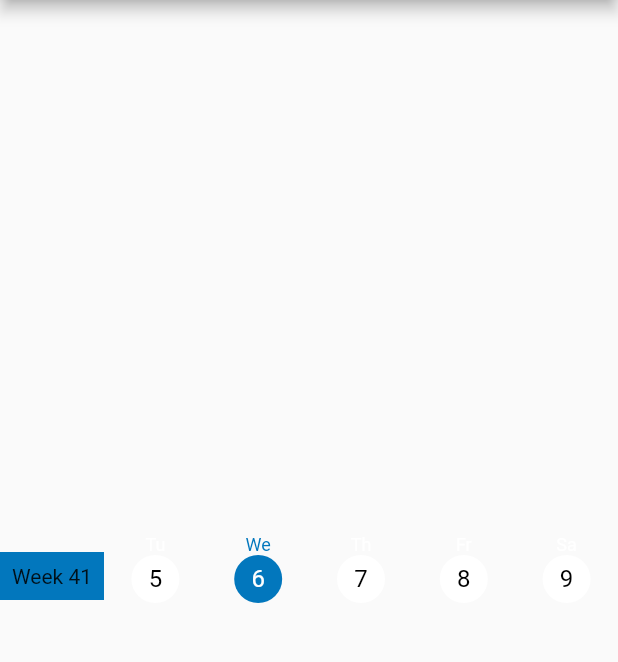
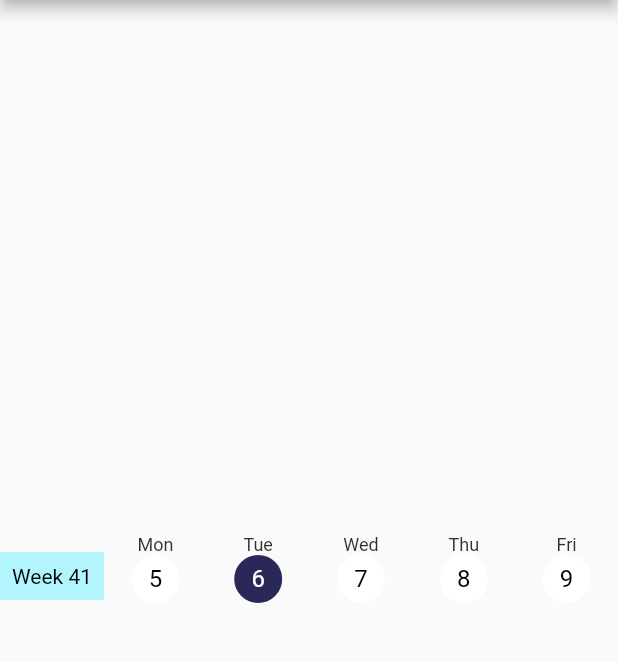
Before and after one commit to Magnuti/Weekly-Date-Picker, a Flutter app: the screen it shows after launch, on a phone screen of 412 x 824 dp, the part 84-746 px from its top. Run offline on Flutter 3.47's test engine with Material 2 defaults, Android fonts, the phone set to English and light mode, and no system bars.

```diff
--- a/example/lib/main.dart
+++ b/example/lib/main.dart
@@ -44,7 +44,7 @@ class _MyHomePageState extends State<MyHomePage> {
           children: <Widget>[
             WeekdayScroller(
               selectedDay: _selectedDay,
-              selectDay: (value) => setState(() {
+              changeDay: (value) => setState(() {
                 _selectedDay = value;
               }),
             ),
--- a/lib/weekday_scroller.dart
+++ b/lib/weekday_scroller.dart
@@ -7,27 +7,33 @@ class WeekdayScroller extends StatefulWidget {
   WeekdayScroller({
     Key key,
     @required this.selectedDay,
-    @required this.selectDay,
+    @required this.changeDay,
     this.weekdayText = 'Week',
-    this.weekdays = const ['Mo', 'Tu', 'We', 'Th', 'Fr', 'Sa', 'Su'],
+    this.weekdays = const ['Mon', 'Tue', 'Wed', 'Thu', 'Fri', 'Sat', 'Sun'],
     this.backgroundColor = const Color(0xFFFFFFFF),
-    this.selectedColor = const Color(0xFF0277BD),
+    this.selectedColor = const Color(0xFF2A2859),
     this.selectedTextColor = const Color(0xFFFFFFFF),
     this.textColor = const Color(0xFF000000),
-    this.weeknumberColor = const Color(0xFF0277BD),
-  })  : assert(selectDay != null),
-        assert(selectDay != null),
+    this.weekdayColor = const Color(0xFF303030),
+    this.weeknumberColor = const Color(0xFFB2F5FE),
+    this.weeknumberTextColor = const Color(0xFF000000),
+    this.daysInWeek = 5,
+  })  : assert(changeDay != null),
+        assert(changeDay != null),
         super(key: key);
 
   final DateTime selectedDay;
-  final Function(DateTime) selectDay;
+  final Function(DateTime) changeDay;
   final String weekdayText;
   final List<String> weekdays;
   final Color backgroundColor;
   final Color selectedColor;
   final Color selectedTextColor;
   final Color textColor;
+  final Color weekdayColor;
   final Color weeknumberColor;
+  final Color weeknumberTextColor;
+  final int daysInWeek;
 
   @override
   _WeekdayScrollerState createState() => _WeekdayScrollerState();
@@ -58,7 +64,10 @@ class _WeekdayScrollerState extends State<WeekdayScroller> {
           Container(
             padding: EdgeInsets.all(8.0),
             color: widget.weeknumberColor,
-            child: Text('${widget.weekdayText} $_weeknumberInSwipe'),
+            child: Text(
+              '${widget.weekdayText} $_weeknumberInSwipe',
+              style: TextStyle(color: widget.weeknumberTextColor),
+            ),
           ),
           Expanded(
             child: PageView.builder(
@@ -82,47 +91,36 @@ class _WeekdayScrollerState extends State<WeekdayScroller> {
 
   // Builds a 5 day list of DateButtons
   List<Widget> _weekdays(int weekIndex) {
-    int _weekdayOffset() {
-      // 0 = Monday, 1 = Tuesday...
-      return now.weekday - 1;
-    }
+    List<Widget> weekdays = [];
 
-    List<Widget> weekdays = [];
-    for (int i = _weekdayOffset() * (-1); i < 5 - _weekdayOffset(); i++) {
-      DateTime date = now.add(Duration(days: weekIndex * 7 + i));
-      weekdays.add(
-        _dateButton(
-            date,
-            // TODO No good compare
-            date.day == widget.selectedDay.day &&
-                date.month == widget.selectedDay.month &&
-                date.year == widget.selectedDay.year),
-      );
+    for (int i = 0; i < widget.daysInWeek; i++) {
+      int offset = i + 1 - now.weekday;
+      DateTime dateTime = now.add(Duration(days: weekIndex * 7 + offset));
+      weekdays.add(_dateButton(dateTime));
     }
     return weekdays;
   }
 
-  Widget _dateButton(DateTime dateTime, bool isSelected) {
-    String weekday = widget.weekdays[dateTime.weekday];
+  Widget _dateButton(DateTime dateTime) {
+    final String weekday = widget.weekdays[dateTime.weekday - 1];
+    // No good compare
+    final bool isSelected = dateTime.day == widget.selectedDay.day &&
+        dateTime.month == widget.selectedDay.month &&
+        dateTime.year == widget.selectedDay.year;
 
     return Expanded(
       // TODO: The GestureDetector doesn't fill the entire parent, only the child, so the onTap may be working so so
       child: GestureDetector(
-          onTap: () => widget.selectDay(dateTime),
+        onTap: () => widget.changeDay(dateTime),
         child: Column(
           children: <Widget>[
             Text(
               '$weekday',
-                style: TextStyle(
-                    fontSize: 12.0,
-                    color: isSelected
-                        ? widget.selectedColor
-                        : widget.backgroundColor),
+              style: TextStyle(fontSize: 12.0, color: widget.weekdayColor),
             ),
             CircleAvatar(
-                  backgroundColor: isSelected
-                      ? widget.selectedColor
-                      : widget.backgroundColor,
+              backgroundColor:
+                  isSelected ? widget.selectedColor : widget.backgroundColor,
               radius: 16.0,
               child: Text(
                 '${dateTime.day}',
@@ -131,9 +129,11 @@ class _WeekdayScrollerState extends State<WeekdayScroller> {
                     color: isSelected
                         ? widget.selectedTextColor
                         : widget.textColor),
-                  ))
+              ),
+            ),
           ],
-          )),
+        ),
+      ),
     );
   }
 }
```
Also changed, not shown: 1 other file. Lines whose indentation alone changed are shown as unchanged.
